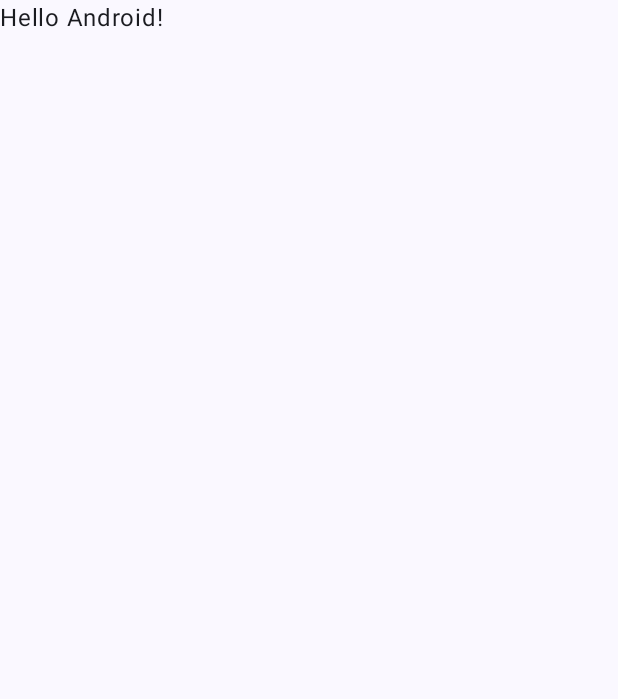
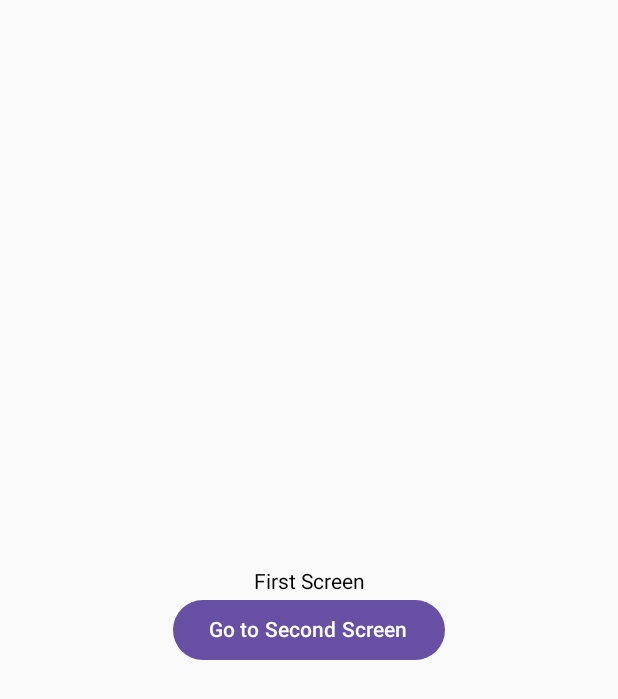
Before and after one commit to ChueiZuoChen/compose_navigation_safeargs, an Android app built with Jetpack Compose: the screen it shows after launch (MainActivity), on a phone screen of 412 x 824 dp. Before the commit the part shown is almost empty. Shown: the top 699 px of the screen. Run offline under Robolectric (Android 15) with nearby library versions, the phone set to English and light mode, and no system bars.

Commit message:
pass primitive args

```diff
--- a/app/build.gradle.kts
+++ b/app/build.gradle.kts
@@ -1,6 +1,8 @@
 plugins {
     alias(libs.plugins.android.application)
     alias(libs.plugins.jetbrains.kotlin.android)
+    alias(libs.plugins.jetbrains.kotlin.serialization)
+    id("kotlin-parcelize")
 }
 
 android {
@@ -63,4 +65,7 @@ dependencies {
     androidTestImplementation(libs.androidx.ui.test.junit4)
     debugImplementation(libs.androidx.ui.tooling)
     debugImplementation(libs.androidx.ui.test.manifest)
+
+    implementation(libs.androidx.navigation.compose)
+    implementation(libs.kotlinx.serialization.json)
 }
--- a/app/src/main/java/com/example/composenavigationsafeargs/MainActivity.kt
+++ b/app/src/main/java/com/example/composenavigationsafeargs/MainActivity.kt
@@ -4,44 +4,45 @@ import android.os.Bundle
 import androidx.activity.ComponentActivity
 import androidx.activity.compose.setContent
 import androidx.activity.enableEdgeToEdge
-import androidx.compose.foundation.layout.fillMaxSize
-import androidx.compose.foundation.layout.padding
-import androidx.compose.material3.Scaffold
-import androidx.compose.material3.Text
 import androidx.compose.runtime.Composable
-import androidx.compose.ui.Modifier
-import androidx.compose.ui.tooling.preview.Preview
-import com.example.composenavigationsafeargs.ui.theme.ComposeNavigationSafeArgsTheme
+import androidx.navigation.NavHostController
+import androidx.navigation.compose.NavHost
+import androidx.navigation.compose.composable
+import androidx.navigation.compose.rememberNavController
+import androidx.navigation.toRoute
 
 class MainActivity : ComponentActivity() {
     override fun onCreate(savedInstanceState: Bundle?) {
         super.onCreate(savedInstanceState)
         enableEdgeToEdge()
         setContent {
-            ComposeNavigationSafeArgsTheme {
-                Scaffold(modifier = Modifier.fillMaxSize()) { innerPadding ->
-                    Greeting(
-                        name = "Android",
-                        modifier = Modifier.padding(innerPadding)
-                    )
-                }
-            }
+            val navHostController = rememberNavController()
+            MyNavHost(navHostController = navHostController)
         }
     }
 }
 
+
 @Composable
-fun Greeting(name: String, modifier: Modifier = Modifier) {
-    Text(
-        text = "Hello $name!",
-        modifier = modifier
-    )
-}
-
-@Preview(showBackground = true)
-@Composable
-fun GreetingPreview() {
-    ComposeNavigationSafeArgsTheme {
-        Greeting("Android")
+fun MyNavHost(
+    navHostController: NavHostController,
+) {
+    NavHost(navController = navHostController, startDestination = Routes.FirstScreen) {
+        composable<Routes.FirstScreen> {
+            FirstScreen(
+                onNavigateForward = {
+                    navHostController.navigate(it)
+                }
+            )
+        }
+        composable<Routes.SecondScreen> {
+            val args = it.toRoute<Routes.SecondScreen>()
+            SecondScreen(
+                args = args,
+                onNavigateBack = {
+                    navHostController.navigate(Routes.FirstScreen)
+                }
+            )
+        }
     }
 }
--- /dev/null
+++ b/app/src/main/java/com/example/composenavigationsafeargs/Routes.kt
@@ -0,0 +1,12 @@
+package com.example.composenavigationsafeargs
+
+import kotlinx.serialization.Serializable
+
+/* 傳變數前要先把Routes包起來 */
+sealed class Routes {
+    @Serializable
+    data object FirstScreen : Routes()
+
+    @Serializable
+    data class SecondScreen(val name: String?, val age:Int) : Routes()
+}
--- /dev/null
+++ b/app/src/main/java/com/example/composenavigationsafeargs/Screens.kt
@@ -0,0 +1,47 @@
+package com.example.composenavigationsafeargs
+
+import androidx.compose.foundation.layout.Arrangement
+import androidx.compose.foundation.layout.Column
+import androidx.compose.foundation.layout.fillMaxSize
+import androidx.compose.material3.Button
+import androidx.compose.material3.Text
+import androidx.compose.runtime.Composable
+import androidx.compose.ui.Alignment
+import androidx.compose.ui.Modifier
+import kotlin.random.Random
+
+@Composable
+fun FirstScreen(onNavigateForward: (Routes.SecondScreen) -> Unit) {
+    Column(
+        modifier = Modifier.fillMaxSize(),
+        horizontalAlignment = Alignment.CenterHorizontally,
+        verticalArrangement = Arrangement.Center
+    ) {
+        Text(text = "First Screen")
+        Button(onClick = {
+            onNavigateForward(
+                Routes.SecondScreen("Potti", age = Random.nextInt())
+            )
+        }) {
+            Text(text = "Go to Second Screen")
+        }
+    }
+
+}
+
+@Composable
+fun SecondScreen(args: Routes.SecondScreen, onNavigateBack: () -> Unit) {
+
+    Column(
+        modifier = Modifier.fillMaxSize(),
+        horizontalAlignment = Alignment.CenterHorizontally,
+        verticalArrangement = Arrangement.Center
+    ) {
+        Text(text = "Result: $args")
+        Text(text = "Second Screen")
+        Button(onClick = { onNavigateBack() }) {
+            Text(text = "Go to First Screen")
+        }
+    }
+
+}
--- a/build.gradle.kts
+++ b/build.gradle.kts
@@ -2,4 +2,5 @@
 plugins {
     alias(libs.plugins.android.application) apply false
     alias(libs.plugins.jetbrains.kotlin.android) apply false
+    alias(libs.plugins.jetbrains.kotlin.serialization) apply false
 }
```
Also changed, not shown: gradle/libs.versions.toml (+10 -0 lines), 1 other file.
